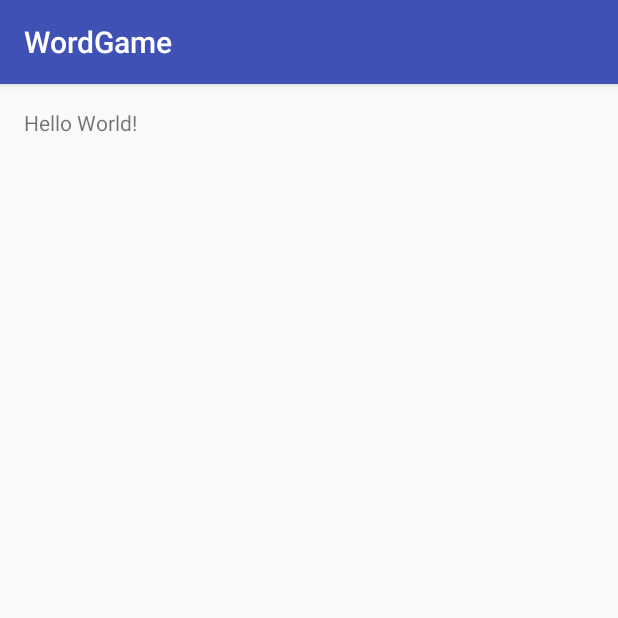
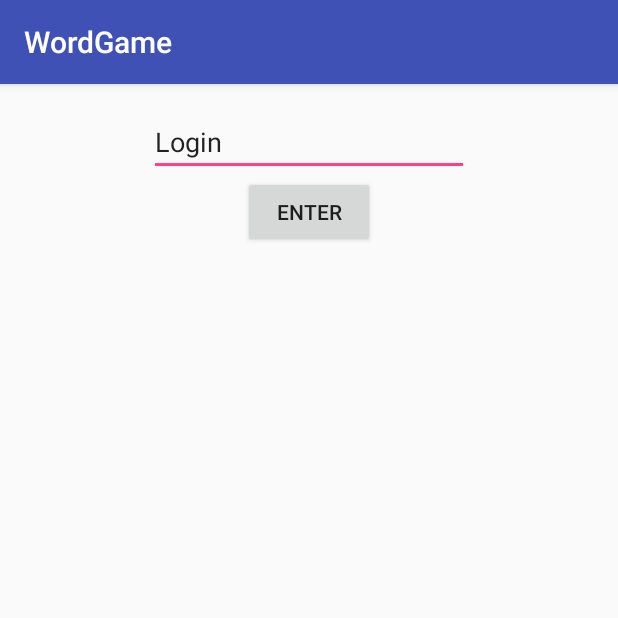
Before and after one commit to Bubkastor/WordGame, an Android app: the screen it shows after launch (Login), on a phone screen of 412 x 824 dp, the top half of it. Run offline under Robolectric (Android 15) with nearby library versions, the phone set to English and light mode, and no system bars.

Commit message:
Добавлена кнопка, текстовое поле. Событие на кнопку

```diff
--- a/app/src/main/java/bubok/wordgame/Login.java
+++ b/app/src/main/java/bubok/wordgame/Login.java
@@ -2,12 +2,20 @@ package bubok.wordgame;
 
 import android.support.v7.app.AppCompatActivity;
 import android.os.Bundle;
+import android.view.View;
+import android.widget.EditText;
 
 public class Login extends AppCompatActivity {
+    private EditText editTextlogin;
 
     @Override
     protected void onCreate(Bundle savedInstanceState) {
         super.onCreate(savedInstanceState);
         setContentView(R.layout.activity_login);
+        editTextlogin = (EditText) findViewById(R.id.editTextLogin);
+    }
+
+    public void ButtonEnterClick(View v){
+
     }
 }
--- a/app/src/main/res/layout/activity_login.xml
+++ b/app/src/main/res/layout/activity_login.xml
@@ -9,8 +9,22 @@
     android:paddingTop="@dimen/activity_vertical_margin"
     tools:context="bubok.wordgame.Login">
 
-    <TextView
+    <EditText
         android:layout_width="wrap_content"
         android:layout_height="wrap_content"
-        android:text="Hello World!" />
+        android:inputType="textPersonName"
+        android:text="@string/login"
+        android:ems="10"
+        android:layout_alignParentTop="true"
+        android:layout_centerHorizontal="true"
+        android:id="@+id/editTextLogin" />
+
+    <Button
+        android:layout_width="wrap_content"
+        android:layout_height="wrap_content"
+        android:text="@string/btnEnter"
+        android:id="@+id/buttonEnter"
+        android:layout_below="@+id/editTextLogin"
+        android:layout_centerHorizontal="true"
+        android:onClick="ButtonEnterClick" />
 </RelativeLayout>
--- a/app/src/main/res/values/dimens.xml
+++ b/app/src/main/res/values/dimens.xml
@@ -2,4 +2,5 @@
     <!-- Default screen margins, per the Android Design guidelines. -->
     <dimen name="activity_horizontal_margin">16dp</dimen>
     <dimen name="activity_vertical_margin">16dp</dimen>
+
 </resources>
--- a/app/src/main/res/values/strings.xml
+++ b/app/src/main/res/values/strings.xml
@@ -1,3 +1,5 @@
 <resources>
     <string name="app_name">WordGame</string>
+    <string name="login">Login</string>
+    <string name="btnEnter">Enter</string>
 </resources>
```
